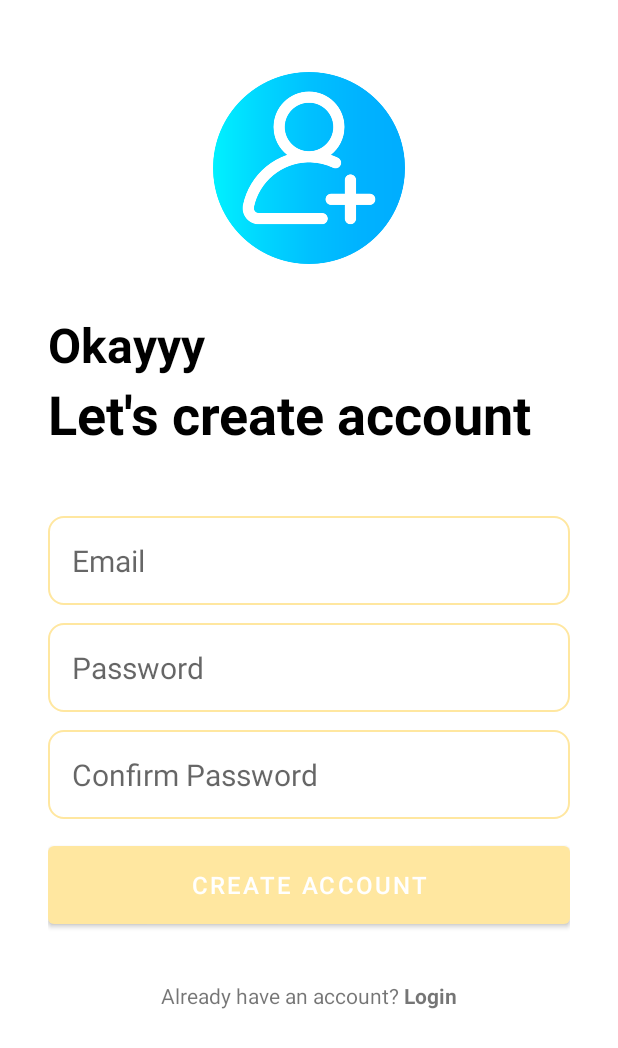
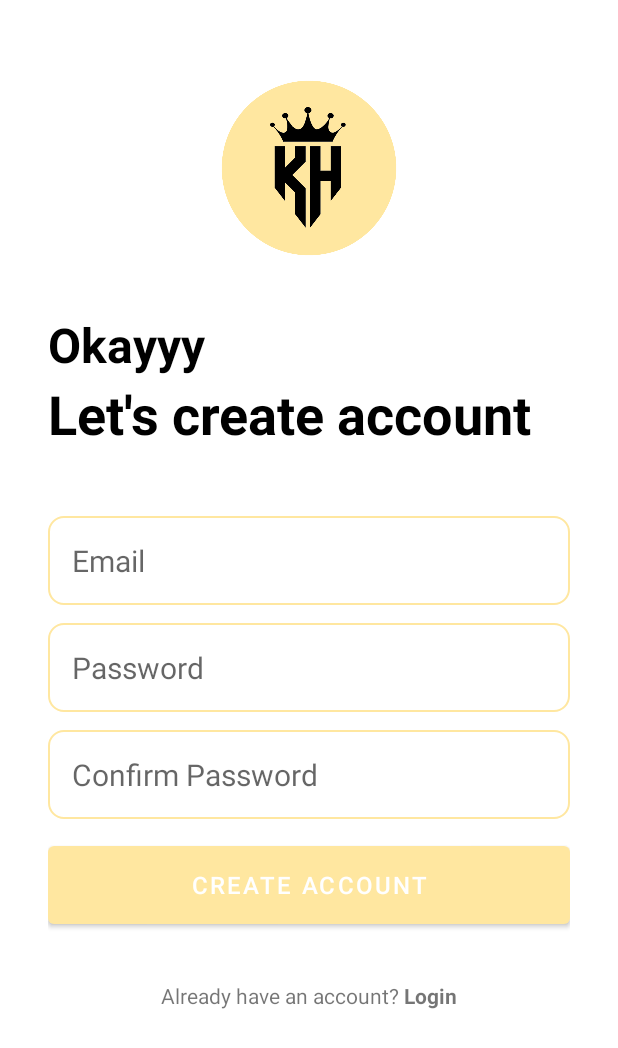
Before and after one commit to khiett/Moblie_DoAn, an Android app: the CreateAccountActivity screen opened directly, with no data from a screen before it, on a phone screen of 412 x 824 dp. Shown: the top 1048 px of the screen. Run offline under Robolectric (Android 15) with nearby library versions, the phone set to English and light mode, and no system bars; our stand-ins replace Firebase (no records; nobody signed in at launch, a user with empty details on screens opened directly).

Commit message:
thay logo

```diff
--- a/NoteApp/app/src/main/AndroidManifest.xml
+++ b/NoteApp/app/src/main/AndroidManifest.xml
@@ -6,7 +6,7 @@
         android:allowBackup="true"
         android:dataExtractionRules="@xml/data_extraction_rules"
         android:fullBackupContent="@xml/backup_rules"
-        android:icon="@mipmap/ic_launcher"
+        android:icon="@drawable/logo"
         android:label="@string/app_name"
         android:supportsRtl="true"
         android:theme="@style/Theme.NoteApp"
--- a/NoteApp/app/src/main/res/layout/activity_create_account.xml
+++ b/NoteApp/app/src/main/res/layout/activity_create_account.xml
@@ -13,7 +13,7 @@
         android:layout_centerHorizontal="true"
         android:layout_marginVertical="32dp"
         android:id="@+id/sign_up_icon"
-        android:src="@drawable/sign_up"/>
+        android:src="@drawable/logo"/>
 
     <LinearLayout
         android:layout_width="match_parent"
--- a/NoteApp/app/src/main/res/layout/activity_login.xml
+++ b/NoteApp/app/src/main/res/layout/activity_login.xml
@@ -13,7 +13,7 @@
         android:layout_centerHorizontal="true"
         android:layout_marginVertical="32dp"
         android:id="@+id/login_icon"
-        android:src="@drawable/login"/>
+        android:src="@drawable/logo"/>
 
     <LinearLayout
         android:layout_width="match_parent"
```
Also changed, not shown: NoteApp/app/src/main/res/drawable/logo.png (added).
